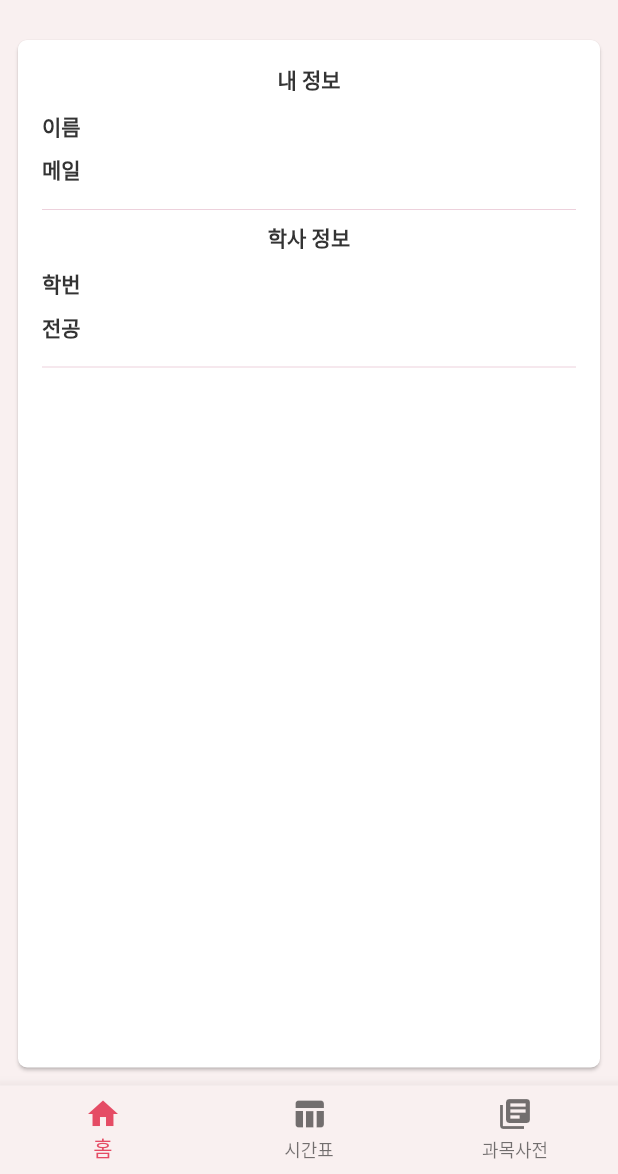
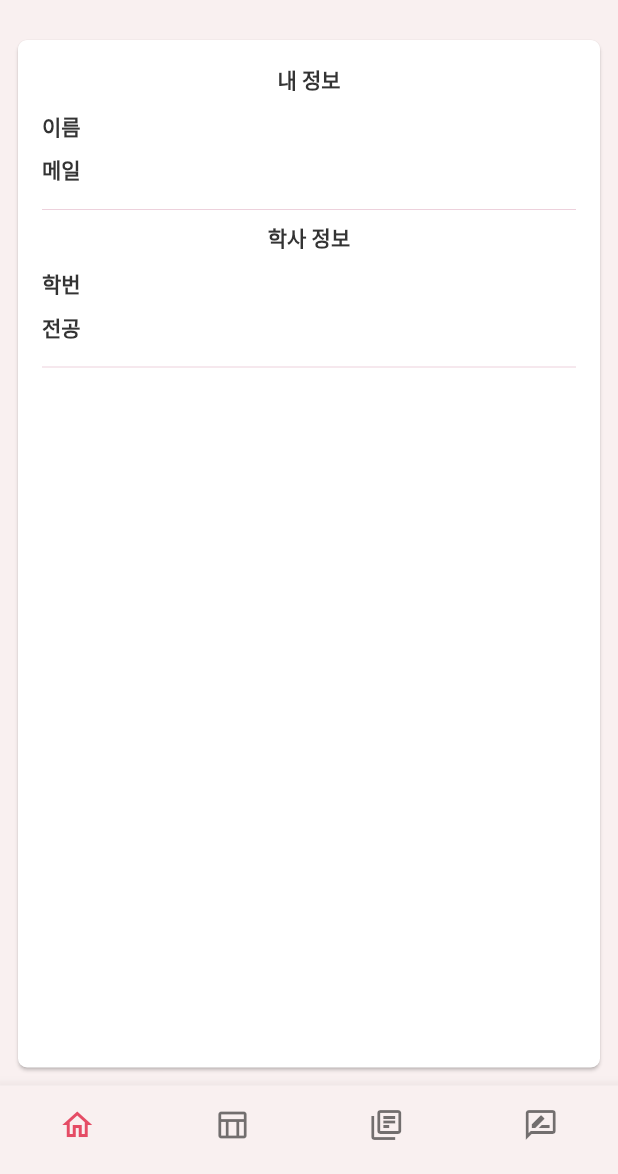
Before and after one commit to sparcs-kaist/otl-app, a Flutter app: the TimeplannerHome screen opened directly, after a tap on the "person" icon, on a phone screen of 412 x 824 dp, the part 62-1236 px from its top. Run offline on Flutter 3.47's test engine with Material 2 defaults, Android fonts, the phone set to English and light mode, and no system bars; our stand-ins replace dio, open_file; missing offline and left inert: flutter_inappwebview, flutter_web_browser; accounts and stored records are empty; network calls fail.

Commit message:
Refactoring and implement review page.

```diff
--- a/lib/constants/url.dart
+++ b/lib/constants/url.dart
@@ -10,6 +10,8 @@ const API_SEMESTER_URL = API_URL + "semesters";
 const API_LECTURE_URL = API_URL + "lectures";
 const API_LECTURE_RELATED_REVIEWS_URL =
     API_LECTURE_URL + "/{id}/related-reviews";
+const API_REVIEW_URL = API_URL + "review/";
+const API_REVIEW_LATEST_URL = API_REVIEW_URL + "latest/";
 
 const API_TIMETABLE_URL = API_URL + "timetable/";
 const API_TIMETABLE_LOAD_URL = API_TIMETABLE_URL + "table_load";
--- a/lib/home.dart
+++ b/lib/home.dart
@@ -1,9 +1,12 @@
 import 'package:flutter/material.dart';
+import 'package:provider/provider.dart';
 import 'package:timeplanner_mobile/backdrop.dart';
 import 'package:timeplanner_mobile/layers/user_layer.dart';
 import 'package:timeplanner_mobile/pages/dictionary_page.dart';
 import 'package:timeplanner_mobile/pages/main_page.dart';
+import 'package:timeplanner_mobile/pages/review_page.dart';
 import 'package:timeplanner_mobile/pages/timetable_page.dart';
+import 'package:timeplanner_mobile/providers/review_model.dart';
 
 class TimeplannerHome extends StatefulWidget {
   @override
@@ -38,6 +41,10 @@ class _TimeplannerHomeState extends State<TimeplannerHome> {
           MainPage(),
           TimetablePage(),
           DictionaryPage(),
+          ChangeNotifierProvider(
+            create: (context) => ReviewModel(),
+            child: ReviewPage(),
+          ),
         ],
       ),
     );
@@ -46,6 +53,9 @@ class _TimeplannerHomeState extends State<TimeplannerHome> {
   BottomNavigationBar _buildBottomNavigationBar() {
     return BottomNavigationBar(
       currentIndex: _currentIndex,
+      type: BottomNavigationBarType.fixed,
+      showSelectedLabels: false,
+      showUnselectedLabels: false,
       onTap: (index) {
         setState(() {
           _currentIndex = index;
@@ -53,16 +63,20 @@ class _TimeplannerHomeState extends State<TimeplannerHome> {
       },
       items: const <BottomNavigationBarItem>[
         BottomNavigationBarItem(
-          icon: Icon(Icons.home),
+          icon: Icon(Icons.home_outlined),
           label: "홈",
         ),
         BottomNavigationBarItem(
-          icon: Icon(Icons.table_chart),
+          icon: Icon(Icons.table_chart_outlined),
           label: "시간표",
         ),
         BottomNavigationBarItem(
-          icon: Icon(Icons.library_books),
+          icon: Icon(Icons.library_books_outlined),
           label: "과목사전",
+        ),
+        BottomNavigationBarItem(
+          icon: Icon(Icons.rate_review_outlined),
+          label: "과목후기",
         ),
       ],
     );
--- /dev/null
+++ b/lib/pages/review_page.dart
@@ -0,0 +1,53 @@
+import 'package:flutter/material.dart';
+import 'package:provider/provider.dart';
+import 'package:timeplanner_mobile/providers/review_model.dart';
+import 'package:timeplanner_mobile/widgets/review_block.dart';
+
+class ReviewPage extends StatelessWidget {
+  @override
+  Widget build(BuildContext context) {
+    return Card(
+      margin: const EdgeInsets.all(8.0),
+      shape: RoundedRectangleBorder(
+        borderRadius: BorderRadius.circular(6.0),
+      ),
+      child: NotificationListener<ScrollNotification>(
+        onNotification: (scrollNotification) {
+          final reviewModel = context.read<ReviewModel>();
+
+          if (reviewModel.state != ReviewState.progress &&
+              scrollNotification.metrics.pixels ==
+                  scrollNotification.metrics.maxScrollExtent) {
+            reviewModel.loadReviews();
+          }
+          return null;
+        },
+        child: Padding(
+          padding: const EdgeInsets.all(12.0),
+          child: Column(
+            children: [
+              Text(
+                "따끈따끈 과목후기",
+                style: const TextStyle(
+                  fontWeight: FontWeight.bold,
+                  fontSize: 14.0,
+                ),
+              ),
+              const SizedBox(height: 10.0),
+              Expanded(
+                child: Scrollbar(
+                  child: ListView(
+                    children: context.select<ReviewModel, List<Widget>>(
+                        (model) => model.reviews
+                            .map((review) => ReviewBlock(review: review))
+                            .toList()),
+                  ),
+                ),
+              ),
+            ],
+          ),
+        ),
+      ),
+    );
+  }
+}
--- /dev/null
+++ b/lib/providers/review_model.dart
@@ -0,0 +1,41 @@
+import 'package:flutter/material.dart';
+import 'package:timeplanner_mobile/constants/url.dart';
+import 'package:timeplanner_mobile/dio_provider.dart';
+import 'package:timeplanner_mobile/models/review.dart';
+
+enum ReviewState {
+  progress,
+  error,
+  done,
+}
+
+class ReviewModel extends ChangeNotifier {
+  ReviewState _state = ReviewState.done;
+  ReviewState get state => _state;
+
+  int _page = 0;
+  int get page => _page;
+
+  List<Review> _reviews = <Review>[];
+  List<Review> get reviews {
+    if (_reviews.length == 0 && _state != ReviewState.progress) loadReviews();
+    return _reviews;
+  }
+
+  Future<void> loadReviews() async {
+    _state = ReviewState.progress;
+
+    try {
+      final response =
+          await DioProvider().dio.get(API_REVIEW_LATEST_URL + _page.toString());
+
+      final rawReviews = response.data as List;
+      _reviews.addAll(rawReviews.map((review) => Review.fromJson(review)));
+      _page++;
+      _state = ReviewState.done;
+    } catch (exception) {
+      _state = ReviewState.error;
+    }
+    notifyListeners();
+  }
+}
--- a/lib/providers/search_model.dart
+++ b/lib/providers/search_model.dart
@@ -24,6 +24,7 @@ class SearchModel extends ChangeNotifier {
     _state = SearchState.progress;
     notifyListeners();
 
+    try {
       final response =
           await DioProvider().dio.get(API_LECTURE_URL, queryParameters: {
         "year": semester.year,
@@ -43,8 +44,10 @@ class SearchModel extends ChangeNotifier {
               lectures.where((lecture) => lecture.course == course).toList())
           .where((course) => course.length > 0)
           .toList();
-
       _state = SearchState.done;
+    } catch (exception) {
+      _state = SearchState.error;
+    }
     notifyListeners();
   }
 }
--- a/lib/widgets/timetable_tabs.dart
+++ b/lib/widgets/timetable_tabs.dart
@@ -43,7 +43,7 @@ class _TimetableTabsState extends State<TimetableTabs> {
           ),
         ),
         _buildButton(Icons.add, widget.onAddTap),
-        _buildButton(widget.isExamTime ? Icons.table_chart : Icons.assignment,
+        _buildButton(widget.isExamTime ? Icons.tablet : Icons.assignment,
             widget.onExamTap),
         _buildButton(Icons.settings, widget.onSettingsTap),
       ],
```
Also changed, not shown: lib/layers/lecture_detail_layer.dart (+8 -2 lines), lib/pages/timetable_page.dart (+67 -67 lines), lib/widgets/review_block.dart (+43 -6 lines). Lines whose indentation alone changed are shown as unchanged.
